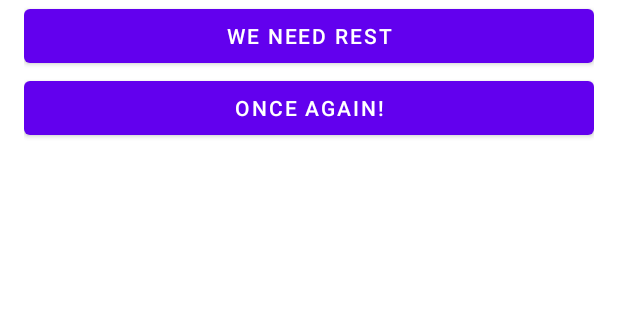
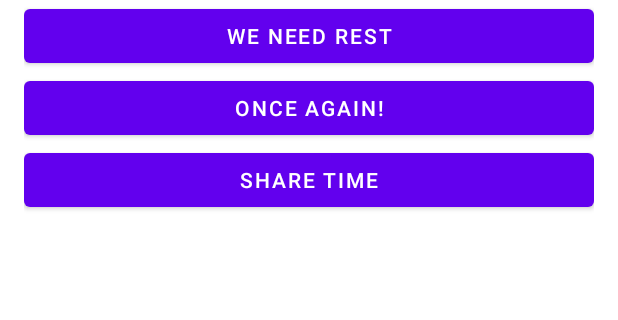
Before and after one commit to NdV66/AndroidJourney, an Android app: the screen it shows after launch (MainActivity), on a phone screen of 412 x 824 dp, the part 367-687 px from its top. Run offline under Robolectric (Android 15) with nearby library versions, the phone set to English and light mode, and no system bars.

Commit message:
add share button

```diff
--- a/AdvancedActivity/app/src/main/res/layout/activity_main.xml
+++ b/AdvancedActivity/app/src/main/res/layout/activity_main.xml
@@ -47,5 +47,11 @@
             android:layout_width="match_parent"
             android:layout_height="wrap_content"
             android:text="@string/clear" />
+
+        <Button
+            android:id="@+id/share"
+            android:layout_width="match_parent"
+            android:layout_height="wrap_content"
+            android:text="@string/share" />
     </LinearLayout>
 </androidx.constraintlayout.widget.ConstraintLayout>
--- a/AdvancedActivity/app/src/main/res/values/strings.xml
+++ b/AdvancedActivity/app/src/main/res/values/strings.xml
@@ -4,5 +4,6 @@
     <string name="start">Start the journey</string>
     <string name="stop">We need rest</string>
     <string name="clear">Once again!</string>
+    <string name="share">Share time</string>
     <string name="timer_placeholder">No measurement…</string>
 </resources>
```
Also changed, not shown: AdvancedActivity/app/src/main/java/com/ndv/advancedactivity/MainActivity.kt (+10 -0 lines).
